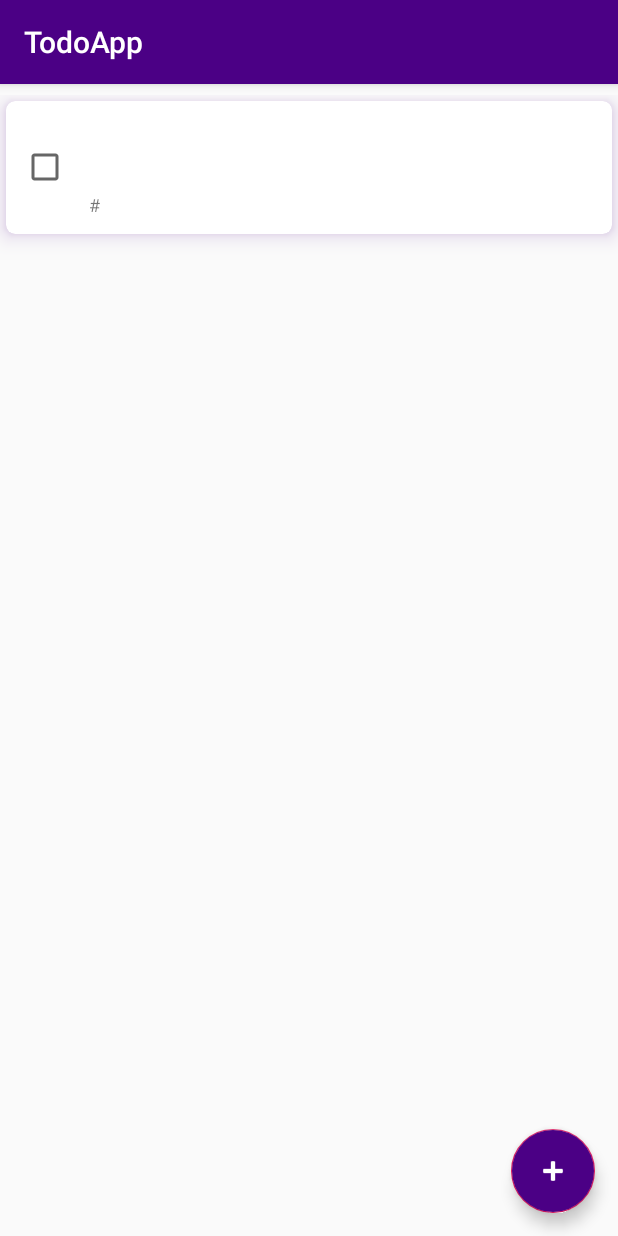
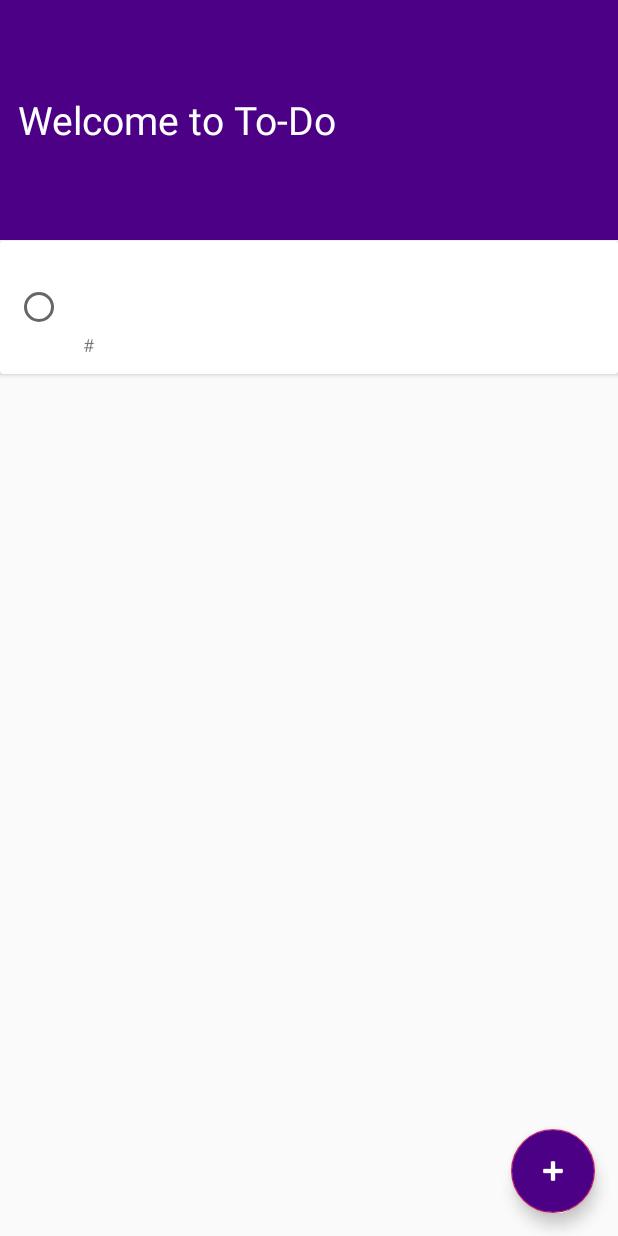
Before and after one commit to enciyo/TodoAppMVP, an Android app: the AddNoteActivity screen opened directly, with no data from a screen before it, after a tap on "SAVE", on a phone screen of 412 x 824 dp. Run offline under Robolectric (Android 15) with nearby library versions, the phone set to English and light mode, and no system bars; our stand-ins replace Room's generated code, RxJava.

```diff
--- /dev/null
+++ b/app/src/main/java/com/newsapp/enciyo/todoapp/Injection.kt
@@ -0,0 +1,14 @@
+package com.newsapp.enciyo.todoapp
+
+import android.content.Context
+import com.newsapp.enciyo.todoapp.model.DatabaseManager
+import com.newsapp.enciyo.todoapp.model.ModelDao
+
+object Injection{
+
+    fun provideDataManager(context: Context):ModelDao{
+        val database = DatabaseManager.getDataBaseManager(context)
+        return database!!.modelDao()
+    }
+
+}
--- a/app/src/main/java/com/newsapp/enciyo/todoapp/ui/addnote/AddNotePresenter.kt
+++ b/app/src/main/java/com/newsapp/enciyo/todoapp/ui/addnote/AddNotePresenter.kt
@@ -1,18 +1,18 @@
 package com.newsapp.enciyo.todoapp.ui.addnote
 
 import android.content.Context
+import com.newsapp.enciyo.todoapp.Injection
 import com.newsapp.enciyo.todoapp.Util
-import com.newsapp.enciyo.todoapp.model.DatabaseManager
 import com.newsapp.enciyo.todoapp.model.ModelEntity
-import com.newsapp.enciyo.todoapp.ui.addnote.AddNoteContract
 
 class AddNotePresenter(val context: Context,val view: AddNoteContract.View) : AddNoteContract.Presenter{
 
-    var manager:DatabaseManager = DatabaseManager.getDataBaseManager(context)!!
+
+    val dao= Injection.provideDataManager(context)
 
     override fun saveDatebase(modelEntity: ModelEntity, view: AddNoteContract.View) {
         Util.mLog("AddNotePresenter: saveDatabase")
-        manager.modelDao().insert(modelEntity)
+        dao.insert(modelEntity)
         view.onSucces()
     }
 
--- a/app/src/main/java/com/newsapp/enciyo/todoapp/ui/main/MainActivity.kt
+++ b/app/src/main/java/com/newsapp/enciyo/todoapp/ui/main/MainActivity.kt
@@ -3,6 +3,7 @@ package com.newsapp.enciyo.todoapp.ui.main
 import android.content.Intent
 import android.support.v7.app.AppCompatActivity
 import android.os.Bundle
+import android.support.v7.widget.GridLayoutManager
 import android.support.v7.widget.LinearLayoutManager
 import android.support.v7.widget.RecyclerView
 import com.newsapp.enciyo.todoapp.ui.addnote.AddNoteActivity
@@ -42,7 +43,7 @@ class MainActivity : AppCompatActivity(), MainView.View {
 
     override fun initViews(list:List<ModelEntity>) {
         Util.mLog("MainAcitivty: initViews")
-        mRecyclerView.layoutManager= LinearLayoutManager(this, RecyclerView.VERTICAL,false)
+        mRecyclerView.layoutManager= LinearLayoutManager(this,RecyclerView.VERTICAL,false)
         mRecyclerView.adapter= TodoListAdapter(this, list,presenter)
     }
 
--- a/app/src/main/java/com/newsapp/enciyo/todoapp/ui/main/MainPresenter.kt
+++ b/app/src/main/java/com/newsapp/enciyo/todoapp/ui/main/MainPresenter.kt
@@ -1,8 +1,8 @@
 package com.newsapp.enciyo.todoapp.ui.main
 
 import android.content.Context
+import com.newsapp.enciyo.todoapp.Injection
 import com.newsapp.enciyo.todoapp.Util
-import com.newsapp.enciyo.todoapp.model.DatabaseManager
 import com.newsapp.enciyo.todoapp.model.ModelEntity
 import io.reactivex.android.schedulers.AndroidSchedulers
 import io.reactivex.disposables.CompositeDisposable
@@ -12,12 +12,11 @@ class MainPresenter(val view: MainView.View, val context: Context) :
     MainView.Presenter {
 
 
-    var databaseManager: DatabaseManager = DatabaseManager.getDataBaseManager(context)!!
-
+    val dao = Injection.provideDataManager(context)
 
     override fun getAllTodos(view: MainView.View) {
         Util.mLog("MainPresenter: getAllTodos")
-        CompositeDisposable().add(databaseManager.modelDao().getAllBook()
+        CompositeDisposable().add(dao.getAllBook()
             .subscribeOn(Schedulers.io())
             .observeOn(AndroidSchedulers.mainThread())
             .subscribe {
@@ -28,7 +27,7 @@ class MainPresenter(val view: MainView.View, val context: Context) :
 
     override fun deleteTask(modelEntity: ModelEntity) {
         Util.mLog("MainPresenter: deleteTask")
-        databaseManager.modelDao().delete(modelEntity)
+        dao.delete(modelEntity)
         view.updateUI()
     }
 
--- /dev/null
+++ b/app/src/main/res/drawable/mycustombackground.xml
@@ -0,0 +1,11 @@
+<shape xmlns:android="http://schemas.android.com/apk/res/android"
+       android:shape="rectangle">
+    <corners
+            android:radius="2dp"
+            android:topRightRadius="0dp"
+            android:bottomRightRadius="0dp"
+            android:bottomLeftRadius="0dp" />
+    <stroke
+            android:width="0.3dp"
+            android:color="@color/colorPrimaryDark" />
+</shape>
--- a/app/src/main/res/layout/activity_main.xml
+++ b/app/src/main/res/layout/activity_main.xml
@@ -1,5 +1,5 @@
 <?xml version="1.0" encoding="utf-8"?>
-<FrameLayout
+<RelativeLayout
         xmlns:android="http://schemas.android.com/apk/res/android"
         xmlns:tools="http://schemas.android.com/tools"
         xmlns:app="http://schemas.android.com/apk/res-auto"
@@ -7,18 +7,37 @@
         android:layout_height="match_parent"
         tools:context=".ui.main.MainActivity">
 
+    <RelativeLayout
+            android:id="@+id/mView"
+            android:background="@color/colorPrimaryDark"
+            android:gravity="center"
+            android:padding="12dp"
+            android:layout_width="match_parent"
+            android:layout_height="160dp">
+
+        <TextView
+                android:text="Welcome to To-Do"
+                android:textSize="26sp"
+                android:textColor="@android:color/white"
+                android:layout_width="match_parent"
+                android:layout_height="wrap_content"/>
+    </RelativeLayout>
+
+
+    <FrameLayout
+            android:layout_below="@id/mView"
+            android:layout_width="match_parent"
+            android:layout_height="match_parent">
         <android.support.v7.widget.RecyclerView
-            android:paddingTop="7dp"
                 android:id="@+id/mRecyclerView"
                 android:layout_width="match_parent"
-            android:layout_height="match_parent">
-    </android.support.v7.widget.RecyclerView>
-
+                android:layout_height="match_parent"/>
 
         <android.support.design.widget.FloatingActionButton
                 android:layout_width="wrap_content"
                 android:layout_height="wrap_content"
                 android:layout_gravity="bottom|right"
+                app:fabSize="normal"
                 android:layout_margin="15dp"
                 android:tint="@android:color/white"
                 android:backgroundTint="@color/colorPrimaryDark"
@@ -27,4 +46,7 @@
                 app:rippleColor="@android:color/white"
                 android:id="@+id/mAddButton"
         />
+
+
     </FrameLayout>
+</RelativeLayout>
--- a/app/src/main/res/layout/item_list.xml
+++ b/app/src/main/res/layout/item_list.xml
@@ -2,11 +2,8 @@
 <android.support.v7.widget.CardView xmlns:android="http://schemas.android.com/apk/res/android"
                                     xmlns:app="http://schemas.android.com/apk/res-auto"
                                     android:padding="10dp"
-                                    android:layout_margin="4dp"
-                                    app:cardCornerRadius="6dp"
-                                    android:outlineSpotShadowColor="@color/colorPrimaryDark"
-                                    android:outlineAmbientShadowColor="@color/colorPrimaryDark"
-                                    app:cardElevation="8dp"
+                                    android:elevation="0dp"
+                                    android:layout_marginTop="0.2dp"
                                     android:layout_width="match_parent"
                                     android:layout_height="wrap_content">
 
@@ -18,11 +15,15 @@
             android:gravity="center"
             android:layout_height="wrap_content">
 
-        <android.support.v7.widget.AppCompatCheckBox
+        <RadioButton
                 android:id="@+id/mListCheck"
                 android:layout_gravity="center"
                 android:layout_width="wrap_content"
-                android:layout_height="match_parent"/>
+                android:layout_height="match_parent"
+                android:textAppearance="@style/TextAppearance.AppCompat.Body2"
+                style="@android:style/Widget.CompoundButton.RadioButton"
+                android:clickable="true"
+                android:checked="false"/>
 
         <LinearLayout
                 android:orientation="vertical"
--- /dev/null
+++ b/app/src/main/res/values-v21/styles.xml
@@ -0,0 +1,12 @@
+<?xml version="1.0" encoding="utf-8"?>
+<resources>
+    <style name="AppTheme"
+           parent="Theme.AppCompat.Light.NoActionBar">
+        <!-- Customize your theme here. -->
+        <item name="android:statusBarColor">@color/colorPrimaryDark</item>
+        <item name="actionBarItemBackground">@color/colorPrimaryDark</item>
+        <item name="colorPrimary">@color/colorPrimary</item>
+        <item name="colorPrimaryDark">@color/colorPrimaryDark</item>
+        <item name="colorAccent">@color/colorAccent</item>
+    </style>
+</resources>
--- a/app/src/main/res/values/styles.xml
+++ b/app/src/main/res/values/styles.xml
@@ -1,8 +1,10 @@
-<resources>
+<resources xmlns:tools="http://schemas.android.com/tools">
 
     <!-- Base application theme. -->
-    <style name="AppTheme" parent="Theme.AppCompat.Light.DarkActionBar">
+    <style name="AppTheme" parent="Theme.AppCompat.Light.NoActionBar">
         <!-- Customize your theme here. -->
+        <item name="android:statusBarColor"
+              tools:targetApi="lollipop">@color/colorPrimaryDark</item>
         <item name="colorPrimary">@color/colorPrimary</item>
         <item name="colorPrimaryDark">@color/colorPrimaryDark</item>
         <item name="colorAccent">@color/colorAccent</item>
```
Lines whose indentation alone changed are shown as unchanged.
